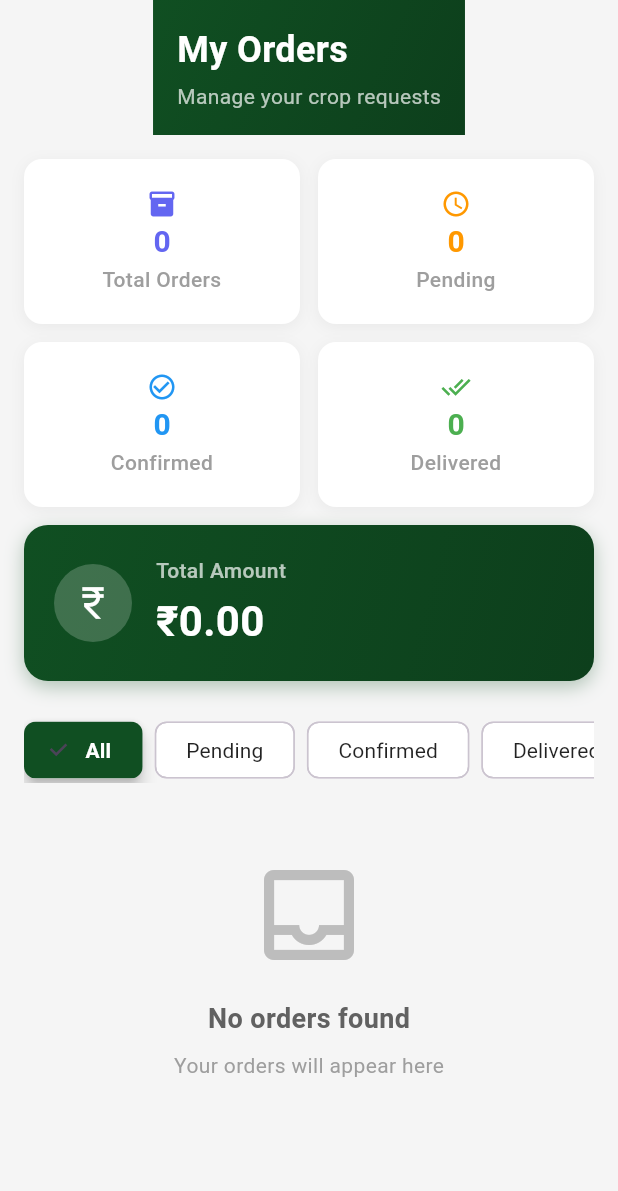
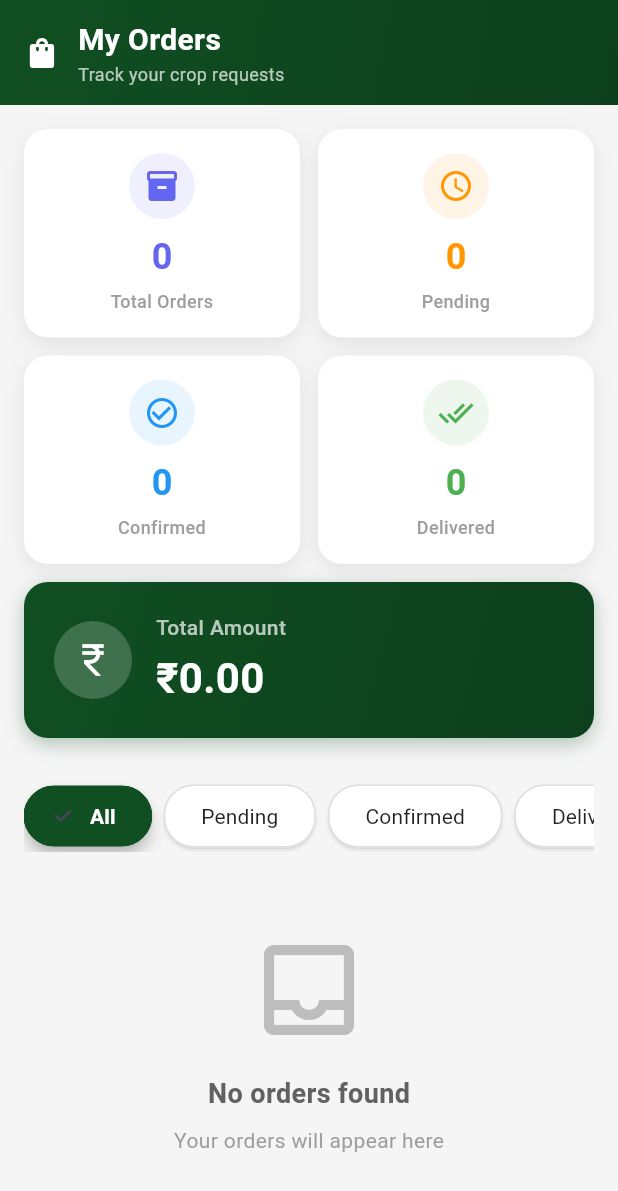
Before and after one commit to PocketMandi/PocketMandi, a Flutter app: the MyOrdersVyapariWidget widget shown alone on an empty page, opened directly, on a phone screen of 412 x 824 dp. Shown: the top 1191 px of the screen. Run offline on Flutter 3.47's test engine with Material 3 defaults, Android fonts, the phone set to English and light mode, and no system bars; our stand-ins replace cached_network_image, csc_picker_plus, firebase_core, firebase_database, firebase_storage, flutter_image_compress and 6 more; accounts and stored records are empty; network calls fail.

Commit message:
fixed the order thing

```diff
--- a/lib/screens/vyapari/vyapari_dashboard_screen.dart
+++ b/lib/screens/vyapari/vyapari_dashboard_screen.dart
@@ -1331,9 +1331,9 @@ class _MyOrdersVyapariWidgetState extends State<MyOrdersVyapariWidget> {
 
   @override
   Widget build(BuildContext context) {
-    return Scaffold(
-      backgroundColor: const Color(0xFFF5F5F5),
-      body: Column(
+    return Container(
+      color: const Color(0xFFF5F5F5),
+      child: Column(
         children: [
           _buildCustomAppBar(),
           Expanded(
@@ -1372,22 +1372,37 @@ class _MyOrdersVyapariWidgetState extends State<MyOrdersVyapariWidget> {
       ),
       child: SafeArea(
         child: Padding(
-          padding: const EdgeInsets.fromLTRB(16, 16, 16, 16),
+          padding: const EdgeInsets.symmetric(horizontal: 16, vertical: 12),
+          child: Row(
+            children: [
+              const Icon(
+                Icons.shopping_bag,
+                color: Colors.white,
+                size: 24,
+              ),
+              const SizedBox(width: 12),
+              const Expanded(
                 child: Column(
                   crossAxisAlignment: CrossAxisAlignment.start,
-            children: [
-              const Text(
+                  mainAxisSize: MainAxisSize.min,
+                  children: [
+                    Text(
                       "My Orders",
                       style: TextStyle(
                         color: Colors.white,
-                  fontSize: 24,
+                        fontSize: 20,
                         fontWeight: FontWeight.bold,
                       ),
                     ),
-              const SizedBox(height: 4),
-              const Text(
-                "Manage your crop requests",
-                style: TextStyle(color: Colors.white70, fontSize: 14),
+                    Text(
+                      "Track your crop requests",
+                      style: TextStyle(
+                        color: Colors.white70,
+                        fontSize: 12,
+                      ),
+                    ),
+                  ],
+                ),
               ),
             ],
           ),
@@ -1458,15 +1473,15 @@ class _MyOrdersVyapariWidgetState extends State<MyOrdersVyapariWidget> {
     Color color,
   ) {
     return Container(
-      padding: const EdgeInsets.all(20),
-      decoration: BoxDecoration(
-        color: Colors.white,
-        borderRadius: BorderRadius.circular(12),
+      padding: const EdgeInsets.all(16),
+      decoration: BoxDecoration(
+        color: Colors.white,
+        borderRadius: BorderRadius.circular(16),
         boxShadow: [
           BoxShadow(
-            color: Colors.black.withOpacity(0.05),
-            blurRadius: 8,
-            offset: const Offset(0, 2),
+            color: Colors.black.withOpacity(0.08),
+            blurRadius: 10,
+            offset: const Offset(0, 4),
           ),
         ],
       ),
@@ -1474,21 +1489,29 @@ class _MyOrdersVyapariWidgetState extends State<MyOrdersVyapariWidget> {
         mainAxisSize: MainAxisSize.min,
         mainAxisAlignment: MainAxisAlignment.center,
         children: [
-          Icon(icon, color: color, size: 20),
-          const SizedBox(height: 1),
+          Container(
+            padding: const EdgeInsets.all(10),
+            decoration: BoxDecoration(
+              color: color.withOpacity(0.1),
+              shape: BoxShape.circle,
+            ),
+            child: Icon(icon, color: color, size: 24),
+          ),
+          const SizedBox(height: 8),
           Text(
             value,
             style: TextStyle(
-              fontSize: 20,
+              fontSize: 24,
               fontWeight: FontWeight.bold,
               color: color,
             ),
             overflow: TextOverflow.ellipsis,
           ),
+          const SizedBox(height: 4),
           Text(
             title,
             style: const TextStyle(
-              fontSize: 14,
+              fontSize: 12,
               color: Colors.grey,
               fontWeight: FontWeight.w500,
             ),
@@ -1566,13 +1589,11 @@ class _MyOrdersVyapariWidgetState extends State<MyOrdersVyapariWidget> {
   Widget _buildFilterChips() {
     final filters = ["All", "Pending", "Confirmed", "Delivered"];
     return Container(
-      padding: const EdgeInsets.symmetric(horizontal: 16, vertical: 8),
-      height: 60,
-      child: ListView.builder(
+      padding: const EdgeInsets.symmetric(horizontal: 16, vertical: 12),
+      child: SingleChildScrollView(
         scrollDirection: Axis.horizontal,
-        itemCount: filters.length,
-        itemBuilder: (context, index) {
-          final filter = filters[index];
+        child: Row(
+          children: filters.map((filter) {
             final isSelected = selectedFilter == filter;
             return Padding(
               padding: const EdgeInsets.only(right: 8),
@@ -1585,13 +1606,22 @@ class _MyOrdersVyapariWidgetState extends State<MyOrdersVyapariWidget> {
                 labelStyle: TextStyle(
                   color: isSelected ? Colors.white : Colors.black87,
                   fontWeight: isSelected ? FontWeight.w600 : FontWeight.normal,
-              ),
-              padding: const EdgeInsets.symmetric(horizontal: 12, vertical: 8),
-              elevation: isSelected ? 4 : 0,
+                  fontSize: 14,
+                ),
+                padding: const EdgeInsets.symmetric(horizontal: 16, vertical: 10),
+                elevation: isSelected ? 4 : 1,
                 shadowColor: const Color(0xFF104f22).withOpacity(0.3),
-            ),
-          );
-        },
+                shape: RoundedRectangleBorder(
+                  borderRadius: BorderRadius.circular(20),
+                  side: BorderSide(
+                    color: isSelected ? const Color(0xFF104f22) : Colors.grey.shade300,
+                    width: isSelected ? 0 : 1,
+                  ),
+                ),
+              ),
+            );
+          }).toList(),
+        ),
       ),
     );
   }
```
Lines whose indentation alone changed are shown as unchanged.
